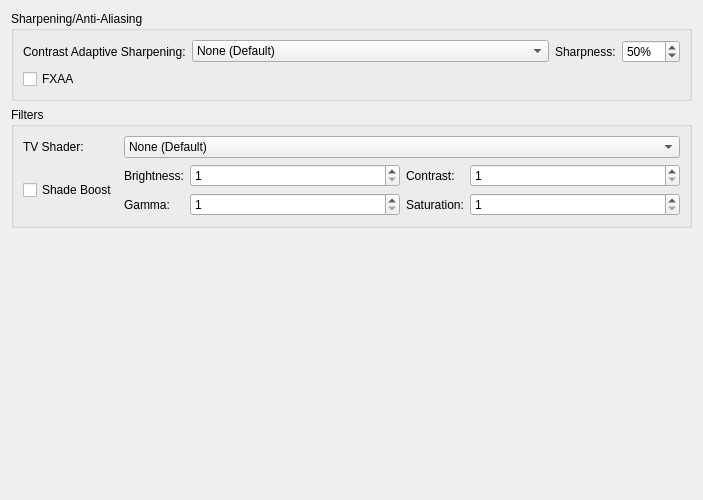
Before: the Qt Designer form pcsx2-qt/Settings/PostProcessingSettingsWidget.ui in TheLastRar/pcsx2, drawn with Qt 5.
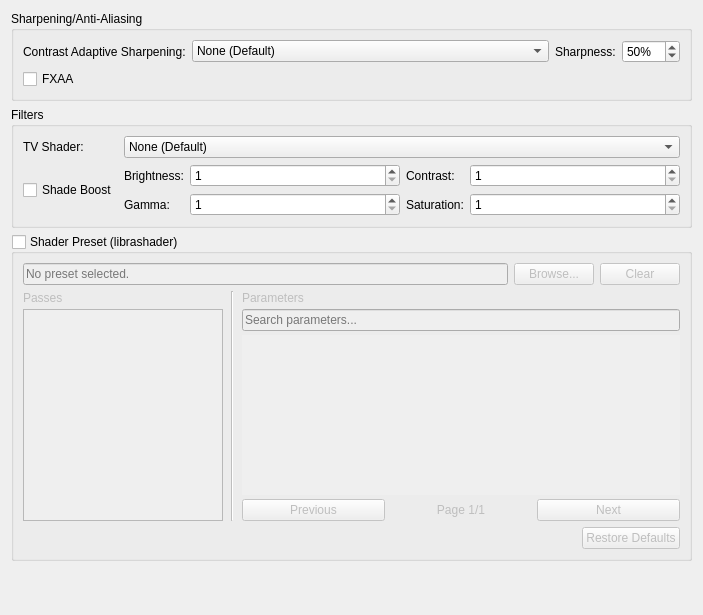
After: the same form once the commit is applied.

Commit message: Qt: Librashader preset and parameters UI

```diff
--- a/pcsx2-qt/Settings/PostProcessingSettingsWidget.ui
+++ b/pcsx2-qt/Settings/PostProcessingSettingsWidget.ui
@@ -7,7 +7,7 @@
     <x>0</x>
     <y>0</y>
     <width>703</width>
-    <height>500</height>
+    <height>615</height>
    </rect>
   </property>
   <property name="windowTitle">
@@ -250,6 +250,242 @@
      </layout>
     </widget>
    </item>
+   <item>
+    <widget class="QGroupBox" name="librashaderGroup">
+     <property name="title">
+      <string>Shader Preset (librashader)</string>
+     </property>
+     <property name="checkable">
+      <bool>true</bool>
+     </property>
+     <property name="checked">
+      <bool>false</bool>
+     </property>
+     <layout class="QVBoxLayout" name="librashaderOuterLayout">
+      <property name="spacing">
+       <number>6</number>
+      </property>
+      <item>
+       <layout class="QHBoxLayout" name="librashaderLayout">
+        <item>
+         <widget class="QLineEdit" name="librashaderPreset">
+          <property name="placeholderText">
+           <string>No preset selected.</string>
+          </property>
+         </widget>
+        </item>
+        <item>
+         <widget class="QPushButton" name="librashaderBrowse">
+          <property name="text">
+           <string>Browse...</string>
+          </property>
+         </widget>
+        </item>
+        <item>
+         <widget class="QPushButton" name="librashaderClear">
+          <property name="text">
+           <string>Clear</string>
+          </property>
+         </widget>
+        </item>
+       </layout>
+      </item>
+      <item>
+       <layout class="QHBoxLayout" name="librashaderContentLayout" stretch="0,0,1">
+        <property name="spacing">
+         <number>8</number>
+        </property>
+        <item>
+         <layout class="QVBoxLayout" name="librashaderPassesColumn">
+          <property name="spacing">
+           <number>4</number>
+          </property>
+          <item>
+           <widget class="QLabel" name="librashaderPassesSectionLabel">
+            <property name="text">
+             <string>Passes</string>
+            </property>
+           </widget>
+          </item>
+          <item>
+           <widget class="QListWidget" name="librashaderPassList">
+            <property name="sizePolicy">
+             <sizepolicy hsizetype="Preferred" vsizetype="Expanding">
+              <horstretch>0</horstretch>
+              <verstretch>0</verstretch>
+             </sizepolicy>
+            </property>
+            <property name="minimumSize">
+             <size>
+              <width>140</width>
+              <height>60</height>
+             </size>
+            </property>
+            <property name="maximumSize">
+             <size>
+              <width>200</width>
+              <height>16777215</height>
+             </size>
+            </property>
+            <property name="alternatingRowColors">
+             <bool>true</bool>
+            </property>
+            <property name="selectionMode">
+             <enum>QAbstractItemView::SelectionMode::SingleSelection</enum>
+            </property>
+           </widget>
+          </item>
+         </layout>
+        </item>
+        <item>
+         <widget class="QFrame" name="librashaderSeparator">
+          <property name="frameShape">
+           <enum>QFrame::Shape::VLine</enum>
+          </property>
+          <property name="frameShadow">
+           <enum>QFrame::Shadow::Sunken</enum>
+          </property>
+         </widget>
+        </item>
+        <item>
+         <layout class="QVBoxLayout" name="librashaderParamsColumn">
+          <property name="spacing">
+           <number>4</number>
+          </property>
+          <item>
+           <widget class="QLabel" name="librashaderParametersSectionLabel">
+            <property name="text">
+             <string>Parameters</string>
+            </property>
+           </widget>
+          </item>
+          <item>
+           <widget class="QLineEdit" name="librashaderParamSearch">
+            <property name="placeholderText">
+             <string>Search parameters...</string>
+            </property>
+            <property name="clearButtonEnabled">
+             <bool>true</bool>
+            </property>
+           </widget>
+          </item>
+          <item>
+           <widget class="QScrollArea" name="librashaderParamsScrollArea">
+            <property name="sizePolicy">
+             <sizepolicy hsizetype="Expanding" vsizetype="Expanding">
+              <horstretch>0</horstretch>
+              <verstretch>0</verstretch>
+             </sizepolicy>
+            </property>
+            <property name="minimumSize">
+             <size>
+              <width>0</width>
+              <height>160</height>
+             </size>
+            </property>
+            <property name="frameShape">
+             <enum>QFrame::Shape::NoFrame</enum>
+            </property>
+            <property name="verticalScrollBarPolicy">
+             <enum>Qt::ScrollBarPolicy::ScrollBarAsNeeded</enum>
+            </property>
+            <property name="horizontalScrollBarPolicy">
+             <enum>Qt::ScrollBarPolicy::ScrollBarAlwaysOff</enum>
+            </property>
+            <property name="widgetResizable">
+             <bool>true</bool>
+            </property>
+            <widget class="QWidget" name="librashaderParamsContainer">
+             <property name="geometry">
+              <rect>
+               <x>0</x>
+               <y>0</y>
+               <width>436</width>
+               <height>160</height>
+              </rect>
+             </property>
+             <layout class="QGridLayout" name="librashaderParamsGridLayout" columnstretch="0">
+              <property name="leftMargin">
+               <number>8</number>
+              </property>
+              <property name="topMargin">
+               <number>4</number>
+              </property>
+              <property name="rightMargin">
+               <number>8</number>
+              </property>
+              <property name="bottomMargin">
+               <number>4</number>
+              </property>
+              <property name="horizontalSpacing">
+               <number>8</number>
+              </property>
+              <property name="verticalSpacing">
+               <number>4</number>
+              </property>
+             </layout>
+            </widget>
+           </widget>
+          </item>
+          <item>
+           <layout class="QHBoxLayout" name="librashaderParamsPagerLayout">
+            <item>
+             <widget class="QPushButton" name="librashaderPrevPage">
+              <property name="text">
+               <string>Previous</string>
+              </property>
+             </widget>
+            </item>
+            <item>
+             <widget class="QLabel" name="librashaderPageLabel">
+              <property name="text">
+               <string>Page 1/1</string>
+              </property>
+              <property name="alignment">
+               <set>Qt::AlignmentFlag::AlignCenter</set>
+              </property>
+             </widget>
+            </item>
+            <item>
+             <widget class="QPushButton" name="librashaderNextPage">
+              <property name="text">
+               <string>Next</string>
+              </property>
+             </widget>
+            </item>
+           </layout>
+          </item>
+         </layout>
+        </item>
+       </layout>
+      </item>
+      <item>
+       <layout class="QHBoxLayout" name="librashaderFooterLayout">
+        <item>
+         <spacer name="librashaderFooterSpacer">
+          <property name="orientation">
+           <enum>Qt::Orientation::Horizontal</enum>
+          </property>
+          <property name="sizeHint" stdset="0">
+           <size>
+            <width>40</width>
+            <height>20</height>
+           </size>
+          </property>
+         </spacer>
+        </item>
+        <item>
+         <widget class="QPushButton" name="librashaderRestoreDefaults">
+          <property name="text">
+           <string>Restore Defaults</string>
+          </property>
+         </widget>
+        </item>
+       </layout>
+      </item>
+     </layout>
+    </widget>
+   </item>
    <item>
     <spacer name="verticalSpacer">
      <property name="orientation">
```
Left out of the diff: 7 changed lines with no effect on the pictures. The commit also changes 2 other files.
